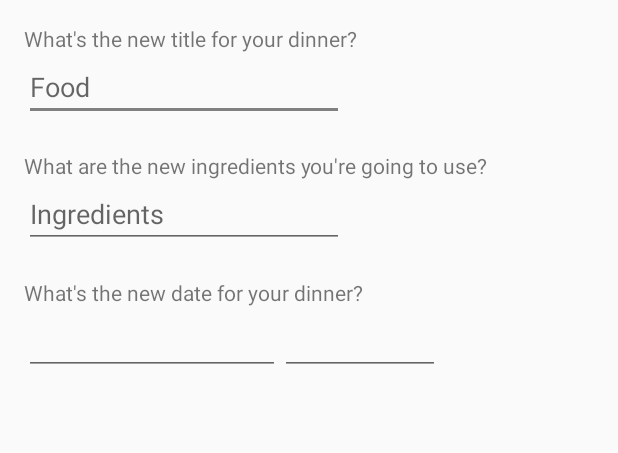
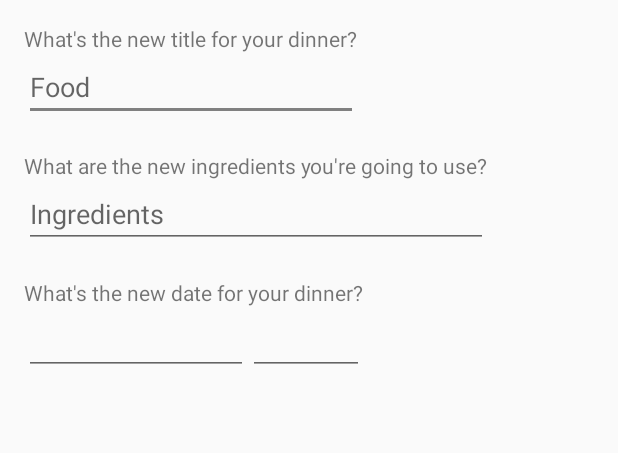
Before and after one commit to tirzaelise/Meet-Eat, an Android app: the layout fragment_edit_dinner.xml on its own in the app's theme, with its tools: preview values and no code run, on a phone screen of 412 x 824 dp. Shown: the top 453 px of the screen. Run offline under Robolectric (Android 15) with nearby library versions, the phone set to English and light mode, and no system bars.

Commit message:
multiline ingredients in edit dinner

```diff
--- a/Meet-Eat/app/src/main/java/nl/mprog/meeteat/DinnerAdapter.java
+++ b/Meet-Eat/app/src/main/java/nl/mprog/meeteat/DinnerAdapter.java
@@ -11,11 +11,9 @@
 package nl.mprog.meeteat;
 
 import android.app.AlertDialog;
-import android.app.Dialog;
 import android.app.Fragment;
 import android.content.Context;
 import android.content.DialogInterface;
-import android.util.Log;
 import android.view.Gravity;
 import android.view.LayoutInflater;
 import android.view.View;
--- a/Meet-Eat/app/src/main/res/layout/fragment_edit_dinner.xml
+++ b/Meet-Eat/app/src/main/res/layout/fragment_edit_dinner.xml
@@ -24,17 +24,18 @@
         android:hint="@string/food"
         android:labelFor="@id/titleText"
         android:inputType="textPersonName"
-        android:ems="10"
+        android:ems="11"
         android:layout_below="@+id/titleText"
         android:layout_alignParentStart="true"
+        android:layout_alignEnd="@id/titleText"
         android:id="@+id/newTitle" />
 
     <TextView
         android:text="@string/newIngredients"
         android:layout_width="wrap_content"
         android:layout_height="wrap_content"
+        android:layout_below="@id/newTitle"
         android:layout_marginTop="20dp"
-        android:layout_below="@id/newTitle"
         android:layout_alignParentStart="true"
         android:id="@+id/ingredientsText" />
 
@@ -42,12 +43,14 @@
         android:layout_width="wrap_content"
         android:layout_height="wrap_content"
         android:hint="@string/ingredients"
-        android:inputType="textPersonName"
+        android:inputType="textPersonName|textMultiLine"
         android:labelFor="@id/ingredientsText"
         android:ems="10"
         android:layout_below="@+id/ingredientsText"
         android:layout_alignParentStart="true"
+        android:layout_alignEnd="@id/ingredientsText"
         android:id="@+id/newIngredients" />
+
 
     <TextView
         android:text="@string/newDate"
@@ -63,7 +66,7 @@
         android:layout_height="wrap_content"
         android:labelFor="@id/dateText"
         android:inputType="textPersonName"
-        android:ems="8"
+        android:ems="7"
         android:focusable="false"
         android:layout_below="@+id/dateText"
         android:layout_alignParentStart="true"
@@ -79,6 +82,7 @@
         android:focusable="false"
         android:layout_below="@+id/dateText"
         android:layout_toEndOf="@id/newDate"
+        android:layout_alignEnd="@id/dateText"
         android:id="@+id/newTime" />
 
 
```
